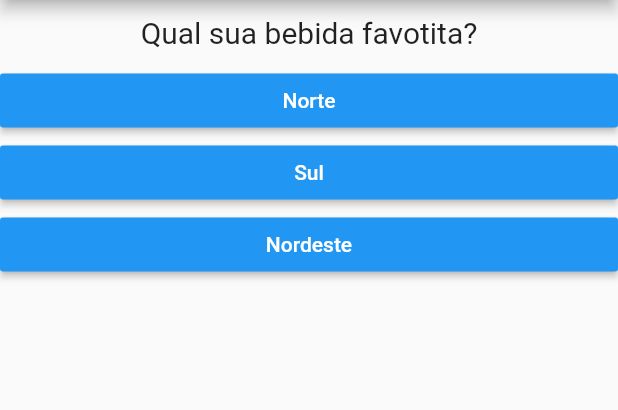
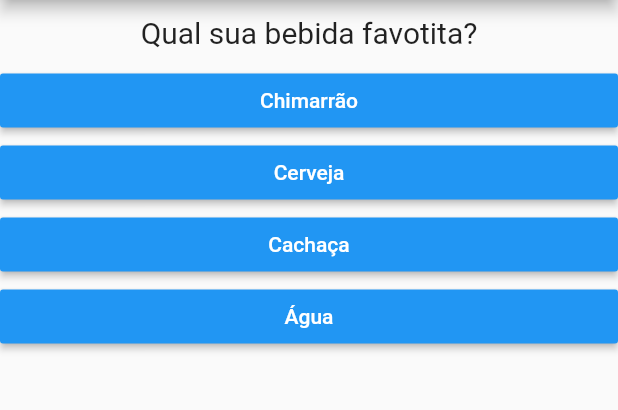
Before and after one commit to MoellerDoug/projeto_perguntas, a Flutter app: the screen it shows after launch, after a tap on "Norte", on a phone screen of 412 x 824 dp, the part 84-494 px from its top. Run offline on Flutter 3.47's test engine with Material 2 defaults, Android fonts, the phone set to English and light mode, and no system bars.

Commit message:
- Adicionada validação para limitar as perguntas exibidas e não ocorrer erro ao passar do limite de perguntas;

```diff
--- a/lib/main.dart
+++ b/lib/main.dart
@@ -7,18 +7,7 @@ main() => runApp(PerguntaApp());
 class _PerguntaAppState extends State<PerguntaApp> {
 
   var _perguntaSelecionada = 0;
-
-  void _responder() {
-    setState(() {
-      _perguntaSelecionada++;
-    });
-    print(_perguntaSelecionada);
-  }
-
-  @override
-  Widget build(BuildContext context) {
-
-    final List<Map<String, Object>> perguntas = [
+  final _perguntas = const [
     {
       'texto': 'Qual região do Brasil você mora?',
       'respostas': ['Norte', 'Sul', 'Sudeste', 'Nordeste'],
@@ -33,18 +22,41 @@ class _PerguntaAppState extends State<PerguntaApp> {
     },
   ];
 
+  void _responder() {
+    if(temPerguntaSelecionada){
+      setState(() {
+        _perguntaSelecionada++;
+      });
+      print(_perguntaSelecionada);
+    }
+  }
+
+  bool get temPerguntaSelecionada {
+    return _perguntaSelecionada < _perguntas.length;
+  }
+
+  @override
+  Widget build(BuildContext context) {
+
+    List<String> respostas = temPerguntaSelecionada
+        ? _perguntas[_perguntaSelecionada]['respostas']
+        : null;
+
     return MaterialApp(
         home: Scaffold(
           appBar: AppBar(
             title: Text('Perguntas'),
           ),
-          body: Column(
+          body: temPerguntaSelecionada ? Column(
             children: <Widget>[
-              Questao(perguntas[_perguntaSelecionada]['texto']),
-              Resposta('Norte', _responder),
-              Resposta('Sul', _responder),
-              Resposta('Nordeste', _responder),
+              Questao(_perguntas[_perguntaSelecionada]['texto']),
+              ...respostas.map((r) => Resposta(r, _responder)).toList(),
             ],
+          ) : Center(
+            child: Text(
+              'Parabéns!',
+              style: TextStyle(fontSize: 28),
+            ),
           ),
         )
     );
```
Lines whose indentation alone changed are shown as unchanged.
